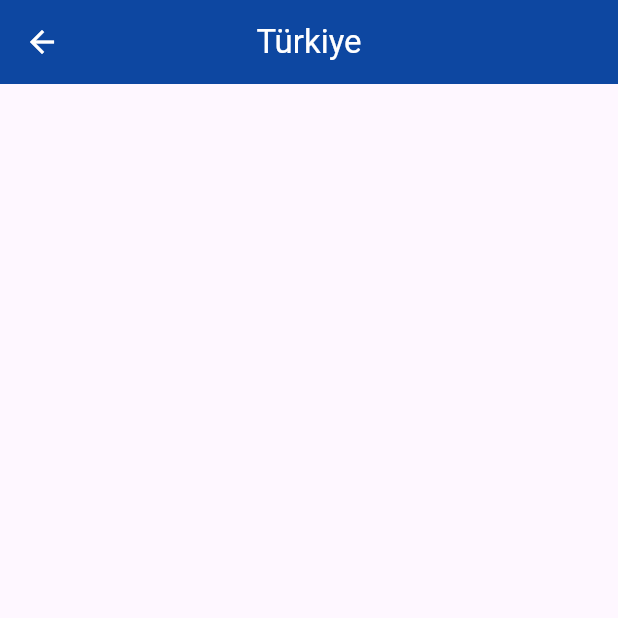
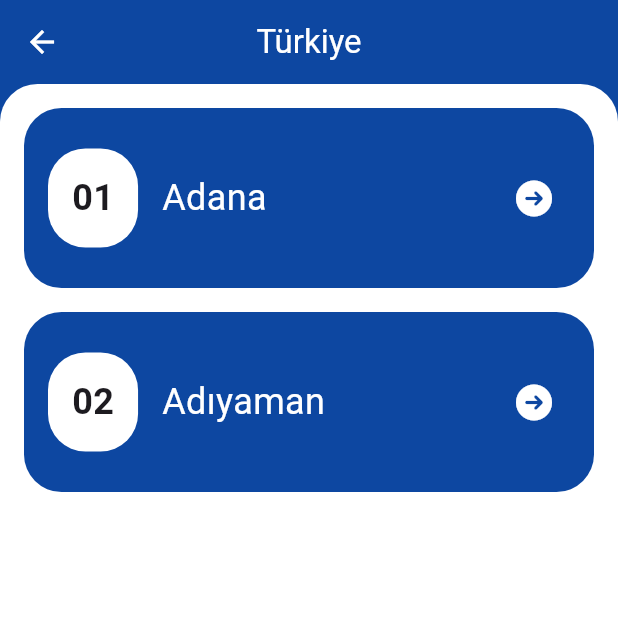
Before and after one commit to Berk2259/Gezinti, a Flutter app: the TurkeyDetail screen opened directly, on a phone screen of 412 x 824 dp, the top half of it. Run offline on Flutter 3.47's test engine with Material 3 defaults, Android fonts, the phone set to English and light mode, and no system bars; our stand-ins replace curved_navigation_bar, font_awesome_flutter.

Commit message:
turkey_detail sınfındaki iller oluşturulmaya başlandı

```diff
--- /dev/null
+++ b/lib/Detail/detail.dart
@@ -0,0 +1,2 @@
+export 'france_detail.dart';
+export 'turkey_detail.dart';
--- a/lib/Detail/turkey_detail.dart
+++ b/lib/Detail/turkey_detail.dart
@@ -1,4 +1,6 @@
 import 'package:flutter/material.dart';
+import 'package:font_awesome_flutter/font_awesome_flutter.dart';
+import 'package:gezinti/Widget/turkey_detail_container_widget.dart';
 import 'package:gezinti/Widget/widget.dart';
 
 //Türkiyedeki iller burada bulunuyor
@@ -7,6 +9,26 @@ class TurkeyDetail extends StatelessWidget {
 
   @override
   Widget build(BuildContext context) {
-    return Scaffold(appBar: AppbarWidget(text: 'Türkiye'));
+    return Scaffold(
+      backgroundColor: Colors.blue.shade900,
+      appBar: AppbarWidget(text: 'Türkiye'),
+      body: Container(
+        width: double.infinity,
+        height: MediaQuery.of(context).size.height,
+        decoration: BoxDecoration(
+          borderRadius: BorderRadius.only(
+            topLeft: Radius.circular(25),
+            topRight: Radius.circular(25),
+          ),
+          color: Colors.white,
+        ),
+        child: Column(
+          children: [
+            TurkeyDetailContainerWidget(ilNumara: '01', ilIsim: 'Adana'),
+            TurkeyDetailContainerWidget(ilNumara: '02', ilIsim: 'Adıyaman'),
+          ],
+        ),
+      ),
+    );
   }
 }
--- a/lib/Screen/historical_screen.dart
+++ b/lib/Screen/historical_screen.dart
@@ -1,5 +1,4 @@
 import 'package:flutter/material.dart';
-import 'package:font_awesome_flutter/font_awesome_flutter.dart';
 import 'package:gezinti/Widget/widget.dart';
 
 //Uygulamanın ana sayfasıdır ülkeler burada listeleniyor.
--- a/lib/Widget/tek_ulke_container_widget.dart
+++ b/lib/Widget/tek_ulke_container_widget.dart
@@ -1,7 +1,6 @@
 import 'package:flutter/material.dart';
 import 'package:font_awesome_flutter/font_awesome_flutter.dart';
-import 'package:gezinti/Detail/france_detail.dart';
-import 'package:gezinti/Detail/turkey_detail.dart';
+import 'package:gezinti/Detail/detail.dart';
 
 //Burada ülkelerin container yapısı tanımlanıyor.Her ülke için container yapısı buradan kullanılıyor.
 class TekUlkeContainerWidget extends StatelessWidget {
--- /dev/null
+++ b/lib/Widget/turkey_detail_container_widget.dart
@@ -0,0 +1,66 @@
+import 'package:flutter/material.dart';
+import 'package:font_awesome_flutter/font_awesome_flutter.dart';
+
+//Burada Türkiyedeki her bir il için container yapısı tanımlanıyor.
+class TurkeyDetailContainerWidget extends StatelessWidget {
+  final String ilNumara;
+  final String ilIsim;
+  TurkeyDetailContainerWidget({
+    super.key,
+    required this.ilNumara,
+    required this.ilIsim,
+  });
+
+  @override
+  Widget build(BuildContext context) {
+    return Padding(
+      padding: const EdgeInsets.only(left: 16.0, right: 16.0, top: 16.0),
+      child: Container(
+        width: double.infinity,
+        height: 120,
+        decoration: BoxDecoration(
+          borderRadius: BorderRadius.circular(25),
+          color: Colors.blue.shade900,
+        ),
+        child: Row(
+          children: [
+            Padding(
+              padding: const EdgeInsets.only(left: 16.0),
+              child: Container(
+                decoration: BoxDecoration(
+                  borderRadius: BorderRadius.circular(25),
+                  color: Colors.white,
+                ),
+                child: Padding(
+                  padding: const EdgeInsets.all(16.0),
+                  child: Text(
+                    ilNumara,
+                    style: TextStyle(fontSize: 24, fontWeight: FontWeight.bold),
+                  ),
+                ),
+              ),
+            ),
+            Padding(
+              padding: const EdgeInsets.only(left: 16.0),
+              child: Text(
+                ilIsim,
+                style: TextStyle(fontSize: 24, color: Colors.white),
+              ),
+            ),
+            Spacer(),
+            Padding(
+              padding: const EdgeInsets.only(right: 16.0),
+              child: IconButton(
+                onPressed: () {},
+                icon: Icon(
+                  FontAwesomeIcons.circleArrowRight,
+                  color: Colors.white,
+                ),
+              ),
+            ),
+          ],
+        ),
+      ),
+    );
+  }
+}
--- a/lib/Widget/widget.dart
+++ b/lib/Widget/widget.dart
@@ -1,2 +1,3 @@
 export 'appBar_widget.dart';
 export 'tek_ulke_container_widget.dart';
+export 'turkey_detail_container_widget.dart';
```
